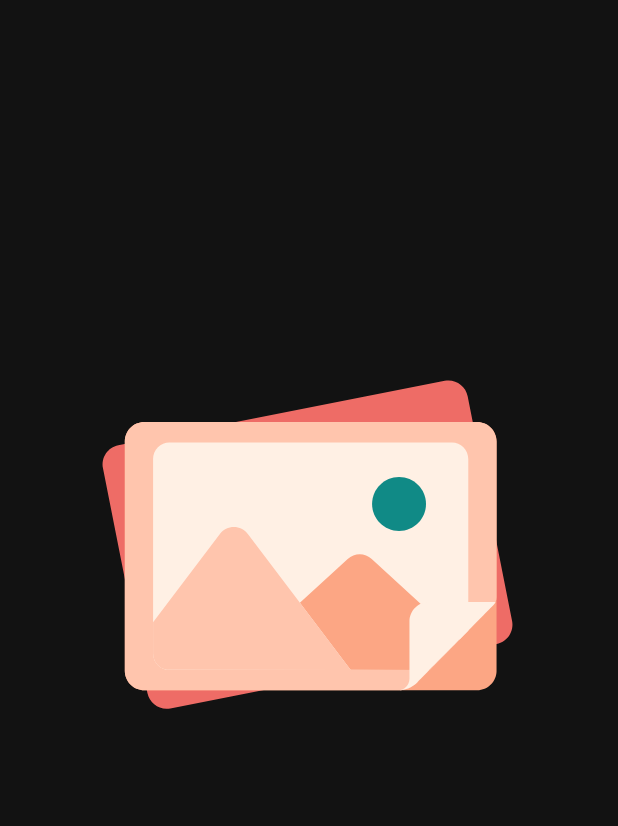
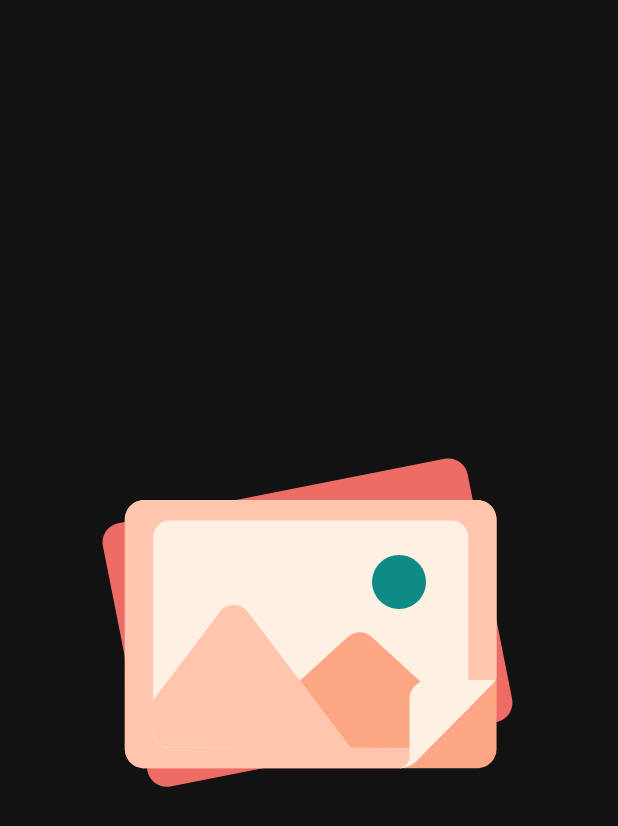
Before and after one commit to Kajal13081/Gallery-Application, an Android app: the SplashActivity screen opened directly, with no data from a screen before it, on a phone screen of 412 x 824 dp. Shown: the top 826 px of the screen. Run offline under Robolectric (Android 15) with nearby library versions, the phone set to English and light mode, and no system bars; 1 statement that could not run was skipped.

Commit message:
Update activity_splash.xml

```diff
--- a/app/src/main/res/layout/activity_splash.xml
+++ b/app/src/main/res/layout/activity_splash.xml
@@ -12,7 +12,7 @@
         android:layout_width="wrap_content"
         android:layout_height="400dp"
 
-        android:layout_marginTop="120dp"
+        android:layout_marginTop="172dp"
         app:layout_constraintEnd_toEndOf="parent"
         app:layout_constraintHorizontal_bias="0.5"
         app:layout_constraintStart_toStartOf="parent"
```
